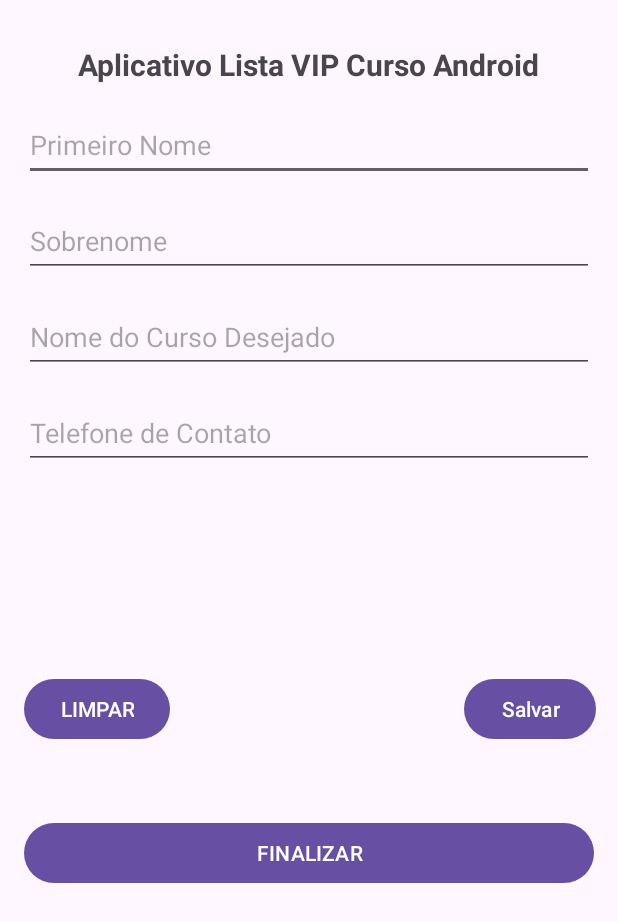
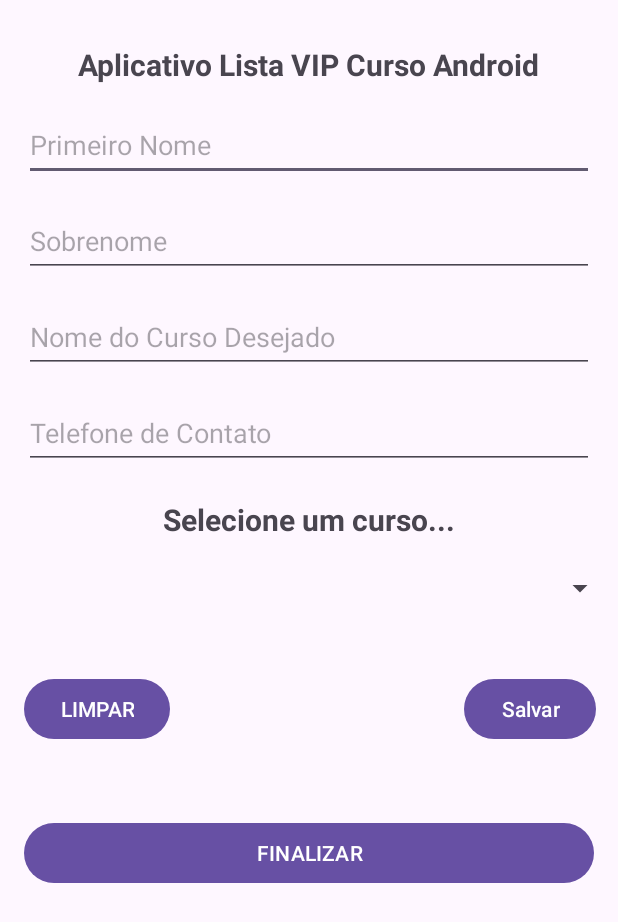
Before and after one commit to VitorPgms/CursoDesenvolvimentoAndroid2023, an Android app: the screen it shows after launch (MainActivity), on a phone screen of 412 x 824 dp. Shown: the top 922 px of the screen. Run offline under Robolectric (Android 15) with nearby library versions, the phone set to English and light mode, and no system bars.

Commit message:
Refatoração do Layout Spinner

```diff
--- a/AppListaCurso/app/src/main/res/layout/activity_main.xml
+++ b/AppListaCurso/app/src/main/res/layout/activity_main.xml
@@ -107,4 +107,26 @@
         app:layout_constraintStart_toStartOf="parent"
         app:layout_constraintTop_toBottomOf="@+id/editTelefoneContato" />
 
+    <Spinner
+        android:id="@+id/spinner"
+        android:layout_width="409dp"
+        android:layout_height="wrap_content"
+        app:layout_constraintBottom_toTopOf="@+id/btnFinalizar"
+        app:layout_constraintEnd_toEndOf="parent"
+        app:layout_constraintStart_toStartOf="parent"
+        app:layout_constraintTop_toBottomOf="@+id/editTelefoneContato"
+        app:layout_constraintVertical_bias="0.325" />
+
+    <TextView
+        android:id="@+id/txtListaSpinner"
+        android:layout_width="wrap_content"
+        android:layout_height="wrap_content"
+        android:text="Selecione um curso..."
+        android:textSize="20sp"
+        android:textStyle="bold"
+        app:layout_constraintBottom_toTopOf="@+id/spinner"
+        app:layout_constraintEnd_toEndOf="parent"
+        app:layout_constraintStart_toStartOf="parent"
+        app:layout_constraintTop_toBottomOf="@+id/editTelefoneContato" />
+
 </androidx.constraintlayout.widget.ConstraintLayout>
```
